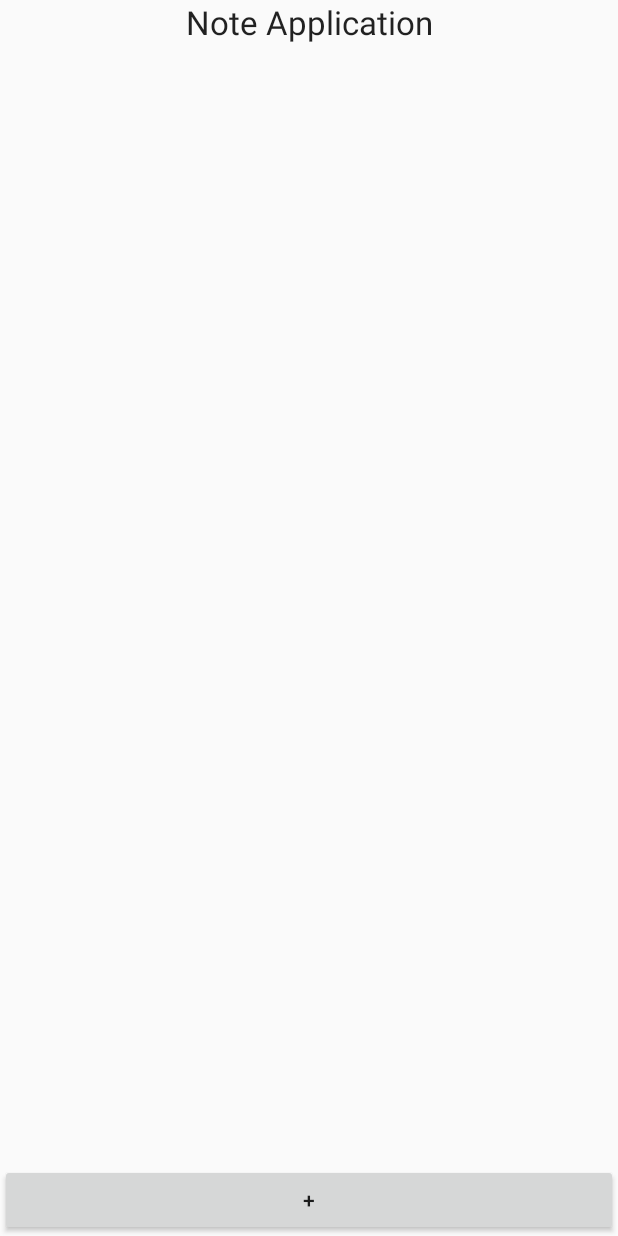
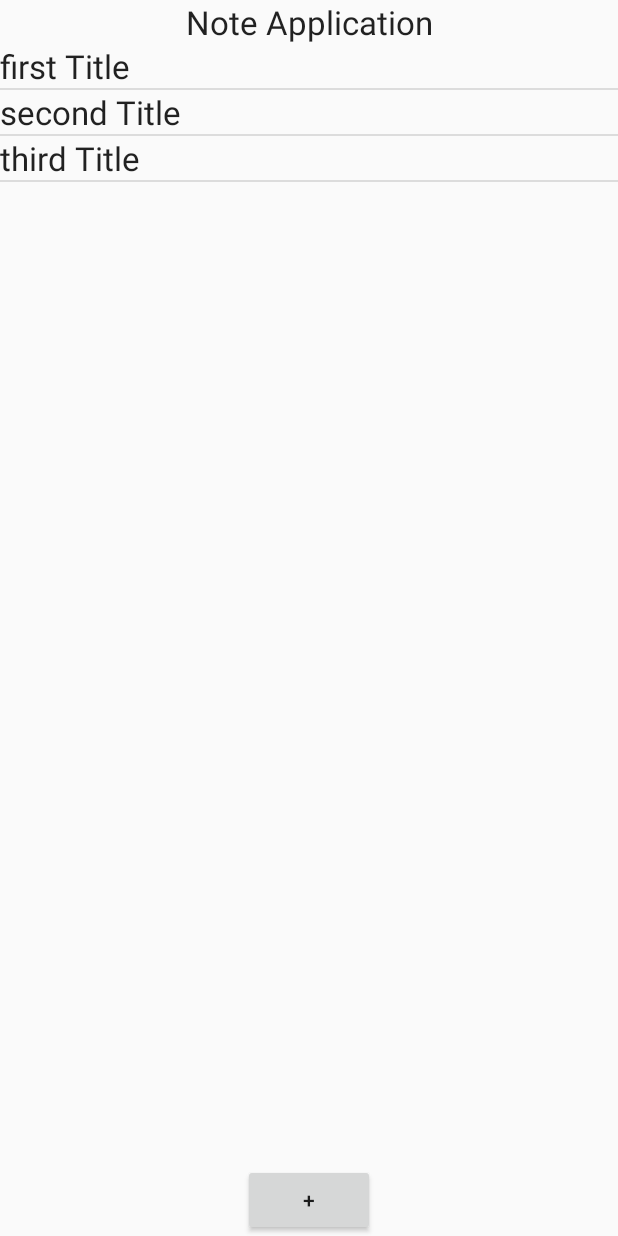
Before and after one commit to sagiyemi/Notepad, an Android app: the screen it shows after launch (MainActivity), on a phone screen of 412 x 824 dp. Run offline under Robolectric (Android 15) with nearby library versions, the phone set to English and light mode, and no system bars.

Commit message:
shows list, toasts on click and opens edit note activity

```diff
--- a/app/src/main/AndroidManifest.xml
+++ b/app/src/main/AndroidManifest.xml
@@ -16,6 +16,10 @@
                 <category android:name="android.intent.category.LAUNCHER" />
             </intent-filter>
         </activity>
+        <activity
+            android:name="com.example.mynotepad.app.EditNoteActivity"
+            android:label="@string/title_activity_edit_note" >
+        </activity>
     </application>
 
 </manifest>
--- /dev/null
+++ b/app/src/main/java/com/example/mynotepad/app/NoteAdapter.java
@@ -0,0 +1,40 @@
+package com.example.mynotepad.app;
+
+import android.content.Context;
+import android.view.LayoutInflater;
+import android.view.View;
+import android.view.ViewGroup;
+import android.widget.ArrayAdapter;
+import android.widget.TextView;
+
+import java.util.ArrayList;
+
+/**
+ * Created by amit_gueta on 4/8/14.
+ */
+public class NoteAdapter extends ArrayAdapter<Note> {
+
+    private Context context;
+
+    public NoteAdapter(Context context, int textViewResourceId, ArrayList<Note> notesList) {
+        super(context, textViewResourceId, notesList);
+        this.context = context;
+    }
+
+    @Override
+    public View getView(int position, View convertView, ViewGroup parent) {
+        View view = convertView;
+        if (view == null) {
+            LayoutInflater inflater = (LayoutInflater) context.getSystemService(context.LAYOUT_INFLATER_SERVICE);
+            view = inflater.inflate(R.layout.title_row, null);
+        }
+        Note note = getItem(position);
+        if (note!=null) {
+            TextView itemView = (TextView) view.findViewById(R.id.titleText);
+            if (itemView != null) {
+                itemView.setText(note.getSubject());
+            }
+        }
+        return view;
+    }
+}
--- a/app/src/main/res/layout/note_list.xml
+++ b/app/src/main/res/layout/note_list.xml
@@ -5,12 +5,6 @@
     android:layout_height="match_parent"
     android:weightSum="1">
 
-    <ListView
-        android:layout_width="match_parent"
-        android:layout_height="wrap_content"
-        android:id="@android:id/list"
-        android:layout_below="@+id/textView"
-        android:layout_above="@+id/button" />
 
     <TextView
         android:layout_width="match_parent"
@@ -19,15 +13,26 @@
         android:text="@string/not_application"
         android:id="@+id/textView"
         android:layout_weight="1"
-        android:gravity="center_horizontal" />
+        android:gravity="center_horizontal"
+        android:layout_alignParentTop="true"
+        android:layout_alignParentLeft="true"
+        android:layout_alignParentStart="true" />
+
+    <ListView
+        android:layout_width="match_parent"
+        android:layout_height="wrap_content"
+        android:id="@android:id/list"
+        android:layout_above="@+id/button"
+        android:layout_alignParentLeft="true"
+        android:layout_alignParentStart="true"
+        android:layout_below="@+id/textView" />
 
     <Button
-        android:layout_width="match_parent"
+        android:layout_width="wrap_content"
         android:layout_height="wrap_content"
+        android:id="@+id/button"
+        android:text="+"
         android:layout_alignParentBottom="true"
-        android:layout_alignParentLeft="true"
-        android:layout_alignParentStart="true"
-        android:id="@+id/button"
-        android:text="+" />
+        android:layout_centerHorizontal="true" />
 
 </RelativeLayout>
--- /dev/null
+++ b/app/src/main/res/layout/title_row.xml
@@ -0,0 +1,13 @@
+<?xml version="1.0" encoding="utf-8"?>
+
+<LinearLayout xmlns:android="http://schemas.android.com/apk/res/android"
+    android:orientation="vertical" android:layout_width="match_parent"
+    android:layout_height="match_parent">
+
+    <TextView
+        android:layout_width="match_parent"
+        android:layout_height="wrap_content"
+        android:textAppearance="?android:attr/textAppearanceLarge"
+        android:text="Large Text"
+        android:id="@+id/titleText" />
+</LinearLayout>
--- a/app/src/main/res/values/strings.xml
+++ b/app/src/main/res/values/strings.xml
@@ -5,4 +5,6 @@
     <string name="hello_world">Hello world!</string>
     <string name="action_settings">Settings</string>
     <string name="not_application">Note Application</string>
+    <string name="title_activity_edit_note">EditNoteActivity</string>
+
 </resources>
```
Also changed, not shown: app/src/main/java/com/example/mynotepad/app/EditNoteActivity.java (added, +41 -0 lines), app/src/main/java/com/example/mynotepad/app/MainActivity.java (+15 -2 lines), app/src/main/java/com/example/mynotepad/app/NotepadApplication.java (added, +13 -0 lines), app/src/main/res/layout/activity_edit_note.xml (added, +16 -0 lines), app/src/main/res/menu/edit_note.xml (added, +10 -0 lines).
